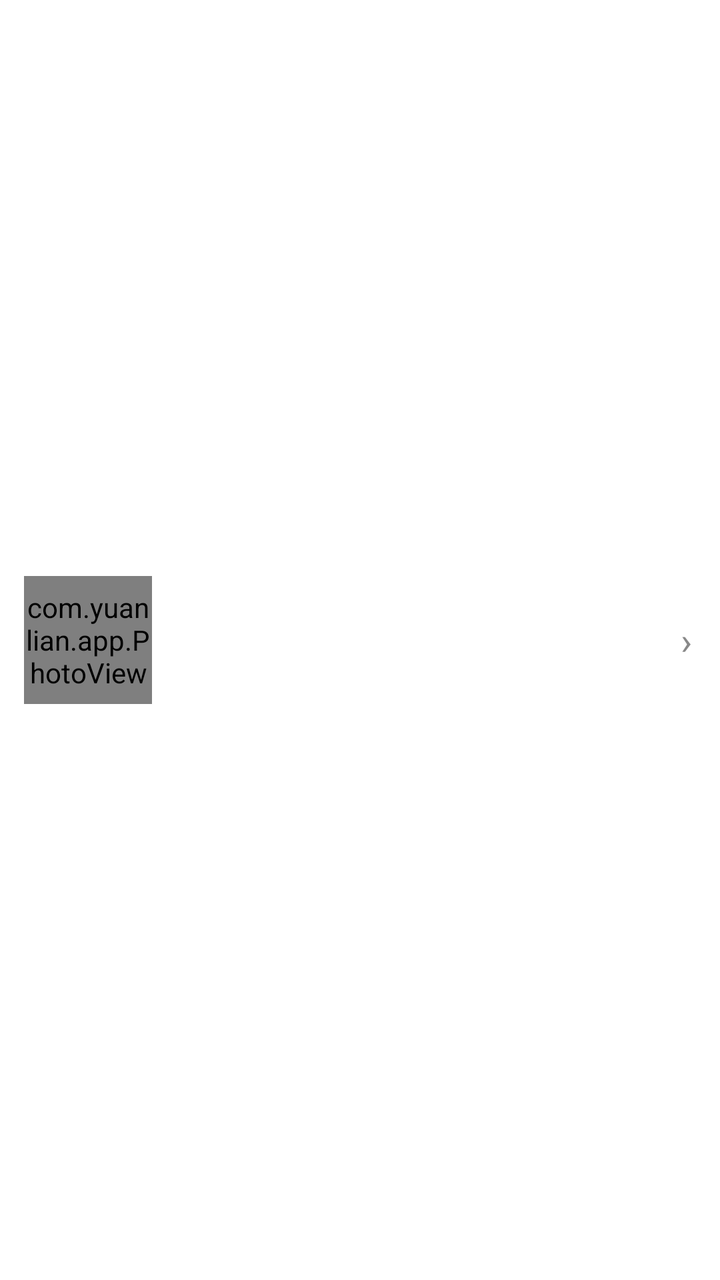
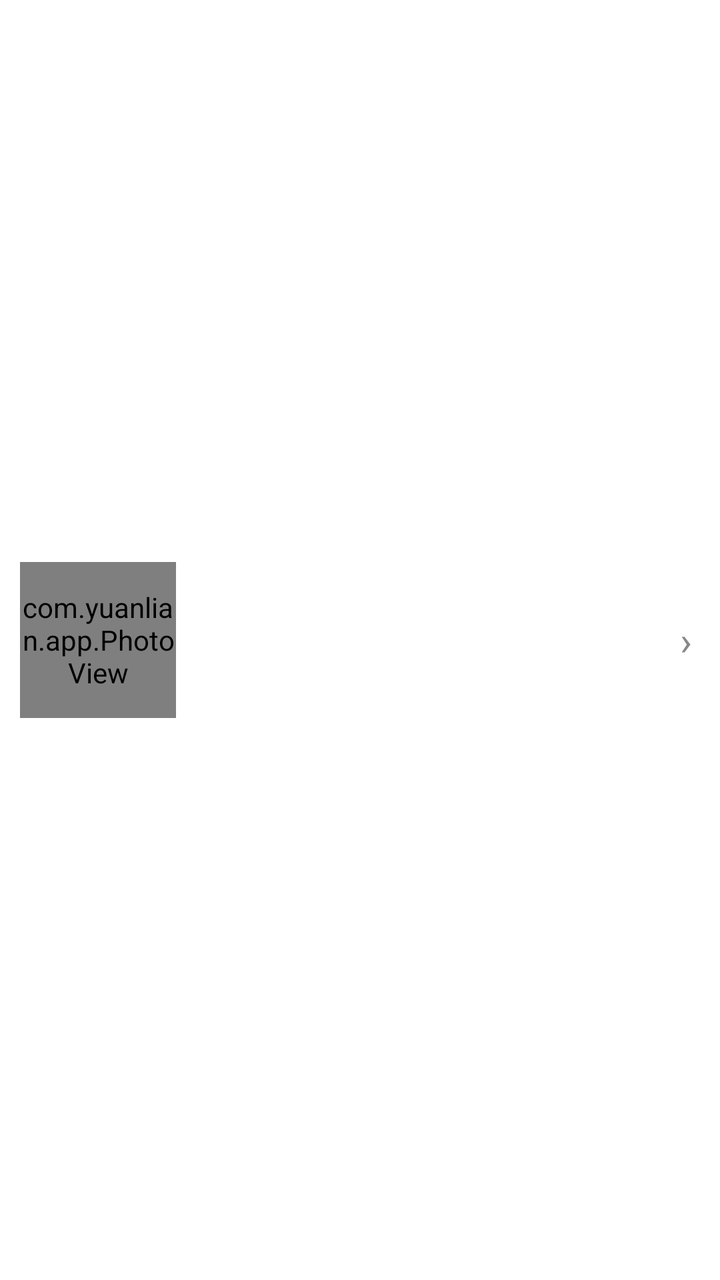

Compare the two renders of this Android layout. The source of the first and the diff that turns it into the second are given below.
<!-- AndroidManifest.xml: application theme AppTheme -->
<!-- res/layout/item_exercise.xml -->
<?xml version="1.0" encoding="utf-8"?>
<LinearLayout xmlns:android="http://schemas.android.com/apk/res/android"
    android:layout_width="match_parent"
    android:layout_height="wrap_content"
    android:layout_marginBottom="9dp"
    android:background="@color/surface"
    android:gravity="center_vertical"
    android:orientation="horizontal"
    android:paddingLeft="12dp"
    android:paddingTop="10dp"
    android:paddingRight="14dp"
    android:paddingBottom="10dp">

    <com.yuanlian.app.PhotoView
        android:id="@+id/photo"
        android:layout_width="64dp"
        android:layout_height="64dp" />

    <LinearLayout
        android:layout_width="0dp"
        android:layout_height="wrap_content"
        android:layout_marginLeft="13dp"
        android:layout_weight="1"
        android:orientation="vertical">

        <TextView
            android:id="@+id/tv_name"
            android:layout_width="match_parent"
            android:layout_height="wrap_content"
            android:ellipsize="end"
            android:maxLines="1"
            android:textColor="@color/ink"
            android:textSize="14sp" />

        <TextView
            android:id="@+id/tv_sub"
            android:layout_width="match_parent"
            android:layout_height="wrap_content"
            android:layout_marginTop="3dp"
            android:ellipsize="end"
            android:maxLines="1"
            android:textColor="@color/ink_soft"
            android:textSize="12sp" />
    </LinearLayout>

    <TextView
        android:id="@+id/tv_chevron"
        android:layout_width="wrap_content"
        android:layout_height="wrap_content"
        android:layout_marginLeft="6dp"
        android:text="›"
        android:textColor="@color/ink_soft"
        android:textSize="19sp" />

</LinearLayout>
<!-- resources referenced by this layout -->
<resources>
  <color name="ink">#1C212C</color>
  <color name="ink_soft">#888888</color>
  <color name="surface">#FFFFFF</color>
  <style name="AppTheme" parent="@android:style/Theme.Material.Light.NoActionBar">
          <item name="android:windowBackground">#F8F8F8</item>
          <item name="android:statusBarColor">#F8F8F8</item>
          <item name="android:navigationBarColor">#F8F8F8</item>
          <item name="android:windowLightStatusBar">true</item>
          <item name="android:colorAccent">#004AFF</item>
      </style>
</resources>

<!-- the commit's change to res/layout/item_exercise.xml (unified diff, before → after) -->
@@ -2,24 +2,24 @@
 <LinearLayout xmlns:android="http://schemas.android.com/apk/res/android"
     android:layout_width="match_parent"
     android:layout_height="wrap_content"
-    android:layout_marginBottom="9dp"
+    android:layout_marginBottom="8dp"
     android:background="@color/surface"
     android:gravity="center_vertical"
     android:orientation="horizontal"
-    android:paddingLeft="12dp"
+    android:paddingLeft="10dp"
     android:paddingTop="10dp"
     android:paddingRight="14dp"
     android:paddingBottom="10dp">
 
     <com.yuanlian.app.PhotoView
         android:id="@+id/photo"
-        android:layout_width="64dp"
-        android:layout_height="64dp" />
+        android:layout_width="78dp"
+        android:layout_height="78dp" />
 
     <LinearLayout
         android:layout_width="0dp"
         android:layout_height="wrap_content"
-        android:layout_marginLeft="13dp"
+        android:layout_marginLeft="14dp"
         android:layout_weight="1"
         android:orientation="vertical">
 
@@ -30,13 +30,13 @@
             android:ellipsize="end"
             android:maxLines="1"
             android:textColor="@color/ink"
-            android:textSize="14sp" />
+            android:textSize="16sp" />
 
         <TextView
             android:id="@+id/tv_sub"
             android:layout_width="match_parent"
             android:layout_height="wrap_content"
-            android:layout_marginTop="3dp"
+            android:layout_marginTop="4dp"
             android:ellipsize="end"
             android:maxLines="1"
             android:textColor="@color/ink_soft"
@@ -47,9 +47,9 @@
         android:id="@+id/tv_chevron"
         android:layout_width="wrap_content"
         android:layout_height="wrap_content"
-        android:layout_marginLeft="6dp"
+        android:layout_marginLeft="8dp"
         android:text="›"
         android:textColor="@color/ink_soft"
-        android:textSize="19sp" />
+        android:textSize="20sp" />
 
 </LinearLayout>
